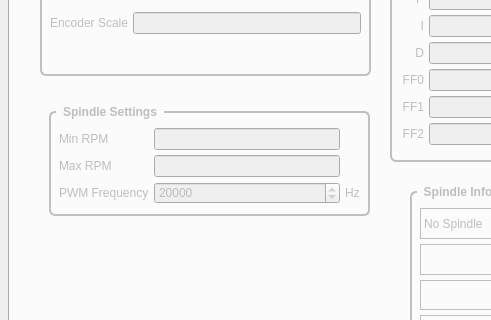
jethornton/7i96, file c7i96/c7i96.ui: the form before one commit; both pictures show x 0 to 491 and y 197 to 517 of the 900 by 800 pixel window.
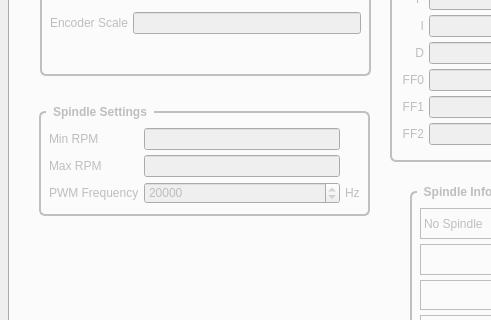
The form after the commit. The open tabs and pages were chosen to show the change.

The edit to the form file:
```diff
--- a/c7i96/c7i96.ui
+++ b/c7i96/c7i96.ui
@@ -5052,9 +5052,9 @@
         </property>
         <property name="geometry">
          <rect>
-          <x>39</x>
+          <x>29</x>
           <y>220</y>
-          <width>321</width>
+          <width>331</width>
           <height>111</height>
          </rect>
         </property>
```
